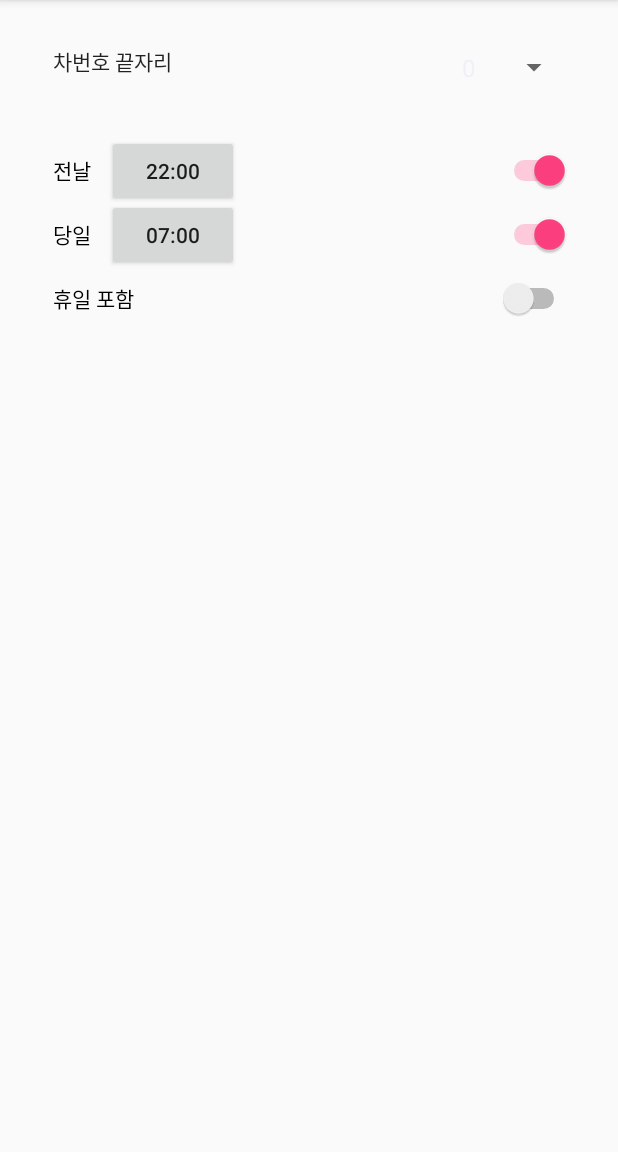
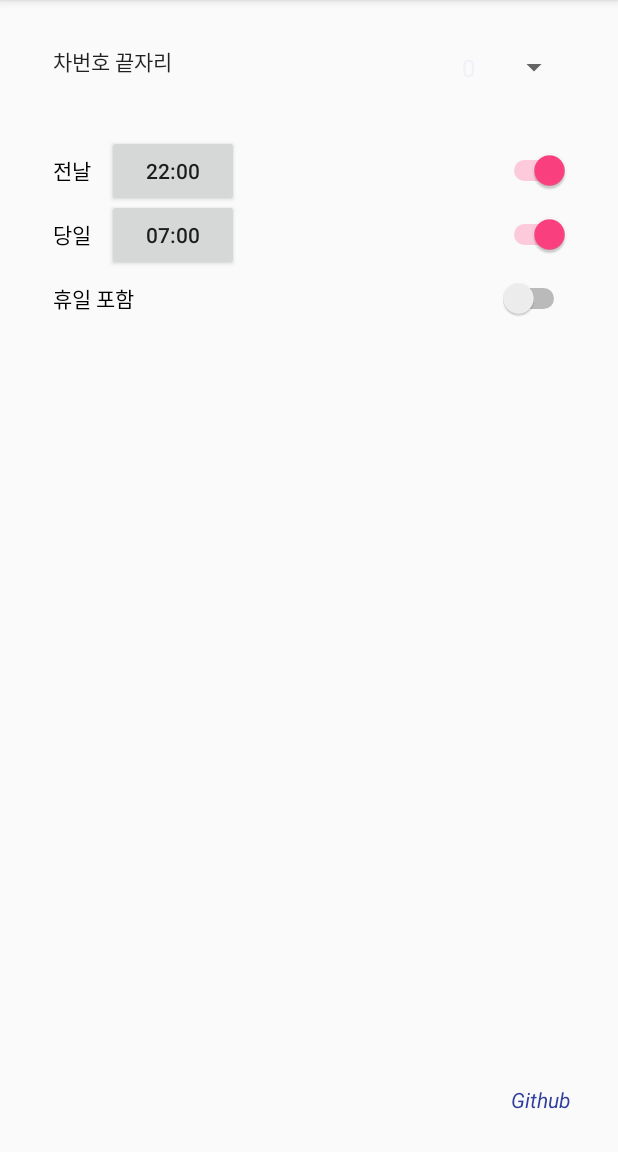
Before and after one commit to marchpig/car-free-dog, an Android app: the screen it shows after launch (MainActivity), on a phone screen of 412 x 824 dp, the part 84-1236 px from its top. Run offline under Robolectric (Android 15) with nearby library versions, the phone set to English and light mode, and no system bars; libraries missing offline, so code that uses them is left out: org.jetbrains.anko; 3 statements that could not run were skipped.

Commit message:
Add github link

```diff
--- a/app/src/main/res/layout/activity_main.xml
+++ b/app/src/main/res/layout/activity_main.xml
@@ -93,4 +93,16 @@
         android:layout_marginStart="36dp"
         android:text="" />
 
+    <TextView
+        android:id="@+id/githubLinkTextView"
+        android:layout_width="wrap_content"
+        android:layout_height="wrap_content"
+        android:layout_alignEnd="@+id/alarmHolidaySwitch"
+        android:layout_alignParentBottom="true"
+        android:layout_alignRight="@+id/alarmHolidaySwitch"
+        android:layout_marginBottom="25dp"
+        android:text="Github"
+        android:textColor="?attr/colorPrimaryDark"
+        android:textStyle="italic" />
+
 </RelativeLayout>
--- a/app/src/main/res/values/strings.xml
+++ b/app/src/main/res/values/strings.xml
@@ -8,6 +8,7 @@
     <string name="noti_text_pre_alarm">내일은 10부제 날입니다!</string>
     <string name="noti_title_day_alarm">오늘 10부제</string>
     <string name="noti_text_day_alarm">오늘은 10부제 날입니다!</string>
+    <string name="github_url">https://github.com/marchpig/car-free-dog</string>
 
     <string-array name="car_number_array">
         <item>0</item>
```
Also changed, not shown: app/src/main/java/com/marchpig/carfreedog/MainActivity.kt (+11 -0 lines).
